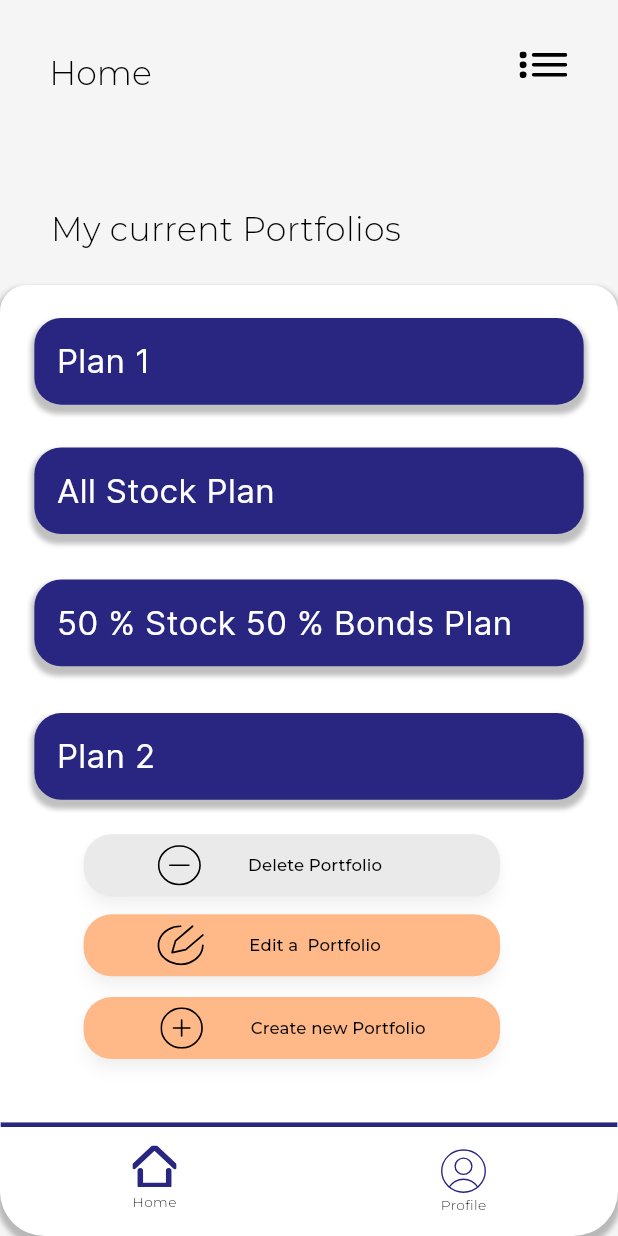
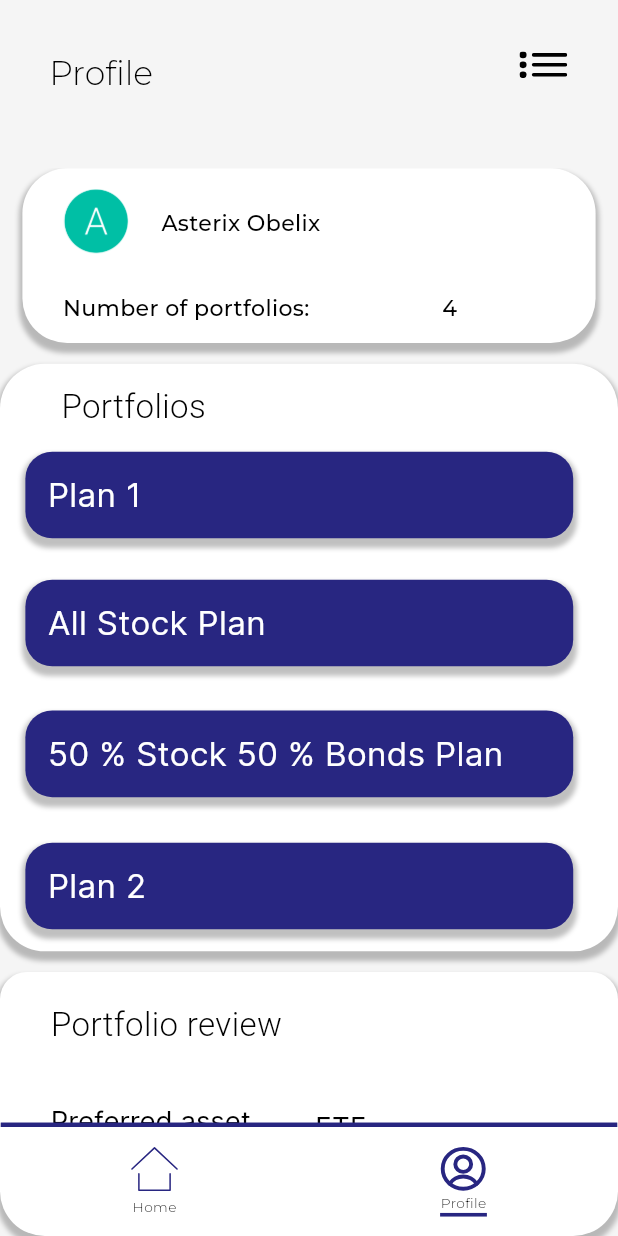
Before and after one commit to QuimBalletbo/TGF-Growfolio, a Flutter app: the PGinaDIniciAlumneOneContainerScreen screen opened by its route, item 2 of the bottom bar chosen, on a phone screen of 412 x 824 dp. Run offline on Flutter 3.47's test engine with Material 3 defaults, Android fonts, the phone set to English and light mode, and no system bars; our stand-ins replace cached_network_image, flutter_svg; project files that could hold a hidden picture were left out.

Commit message:
home view i profile fet

```diff
--- a/lib/core/utils/image_constant.dart
+++ b/lib/core/utils/image_constant.dart
@@ -48,7 +48,9 @@ class ImageConstant {
 
   static String imgInterfaceFile = '$imagePath/img_interface_file.svg';
 
-  // Pàgina d'inici - alumne images Group 870
+  // Pàgina d'inici
+  static String imgHomeSmall = '$imagePath/img_home_icon_small.svg';
+
   static String logIn = '$imagePath/Group 871.svg';
 
   static String createanAccount = '$imagePath/Group 870.svg';
@@ -81,6 +83,8 @@ class ImageConstant {
   static String imgSettings = '$imagePath/img_settings.svg';
 
   // profile One images
+  static String imgProfBig = '$imagePath/img_profile_Icon_Big.svg';
+
   static String imgImage19 = '$imagePath/img_image_19.png';
 
   static String imgNavHome = '$imagePath/img_nav_home.svg';
--- a/lib/routes/app_routes.dart
+++ b/lib/routes/app_routes.dart
@@ -25,8 +25,9 @@ class AppRoutes {
 
   static const String configuraciOneScreen = '/configuraci_one_screen';
 
-  static const String pGinaDIniciAlumneOnePage =
-      '/p_gina_d_inici_alumne_one_page';
+  static const String pGinaDIniciAlumneOnePage = '/home_view_part';
+
+  static const String profile = '/profile_view_part';
 
   static const String pGinaDIniciAlumneTwoScreen =
       '/p_gina_d_inici_alumne_two_screen';
--- a/lib/views/components/log_out_dialog.dart
+++ b/lib/views/components/log_out_dialog.dart
@@ -47,10 +47,7 @@ class LogOutDialog extends StatelessWidget {
   /// The sheet is displayed on top of the current view with scrolling enabled if
   /// content exceeds viewport height.
   onTapCancel(BuildContext context) {
-    showModalBottomSheet(
-        context: context,
-        builder: (_) => PGinaDIniciAlumneBottomsheet(),
-        isScrollControlled: true);
+    Navigator.pushNamed(context, AppRoutes.pGinaDIniciAlumneOneContainerScreen);
   }
 
   /// Navigates to the iniciarSessiRegistrarSeScreen when the action is triggered.
--- a/lib/views/home_view.dart
+++ b/lib/views/home_view.dart
@@ -2,6 +2,7 @@ import 'package:flutter/material.dart';
 import 'package:flutter_application_1/core/app_export.dart';
 import 'package:flutter_application_1/views/home_view_component/home_view_part.dart';
 import 'package:flutter_application_1/widgets/custom_bottom_bar.dart';
+import 'package:flutter_application_1/views/profile_view_component/profile_view_part.dart';
 
 // ignore_for_file: must_be_immutable
 class PGinaDIniciAlumneOneContainerScreen extends StatelessWidget {
@@ -34,9 +35,9 @@ class PGinaDIniciAlumneOneContainerScreen extends StatelessWidget {
   ///Handling route based on bottom click actions
   String getCurrentRoute(BottomBarEnum type) {
     switch (type) {
+      case BottomBarEnum.Profile:
+        return AppRoutes.profile;
       case BottomBarEnum.Home:
-        return "/";
-      case BottomBarEnum.Profile:
         return AppRoutes.pGinaDIniciAlumneOnePage;
       default:
         return "/";
@@ -48,6 +49,8 @@ class PGinaDIniciAlumneOneContainerScreen extends StatelessWidget {
     switch (currentRoute) {
       case AppRoutes.pGinaDIniciAlumneOnePage:
         return PGinaDIniciAlumneOnePage();
+      case AppRoutes.profile:
+        return ProfileOneScreen();
       default:
         return const DefaultWidget();
     }
--- a/lib/views/home_view_component/home_view_part.dart
+++ b/lib/views/home_view_component/home_view_part.dart
@@ -7,6 +7,7 @@ import 'package:flutter_application_1/widgets/custom_elevated_button.dart';
 import 'package:flutter_application_1/widgets/custom_text_form_field.dart';
 import 'package:flutter_application_1/views/home_view_component/home_view_bottom_part.dart';
 import 'package:flutter_application_1/views/components/homeScreen_dialog.dart';
+import 'package:flutter_application_1/widgets/custom_StockCard.dart';
 
 // ignore_for_file: must_be_immutable
 class PGinaDIniciAlumneOnePage extends StatelessWidget {
@@ -46,13 +47,13 @@ class PGinaDIniciAlumneOnePage extends StatelessWidget {
                               crossAxisAlignment: CrossAxisAlignment.stretch,
                               mainAxisAlignment: MainAxisAlignment.end,
                               children: [
-                                _buildPerfil(context),
+                                customStockCard("Plan 1"),
                                 SizedBox(height: 31.v),
-                                _buildAllStockPlan(context),
+                                customStockCard("All Stock Plan"),
                                 SizedBox(height: 33.v),
-                                _buildStockFifty(context),
+                                customStockCard("50 % Stock 50 % Bonds Plan"),
                                 SizedBox(height: 34.v),
-                                _buildPlanTwo(context),
+                                customStockCard("Plan 2"),
                                 SizedBox(height: 25.v),
                                 _buildDeletePortfolio(context),
                                 SizedBox(height: 13.v),
@@ -65,73 +66,24 @@ class PGinaDIniciAlumneOnePage extends StatelessWidget {
   }
 
   /// Section Widget
-  PreferredSizeWidget _buildAppBar(context) {
+  PreferredSizeWidget _buildAppBar(BuildContext context) {
     return CustomAppBar(
       height: 106.v,
       leadingWidth: double.maxFinite,
-        title:
-            AppbarSubtitle(text: "Home", margin: EdgeInsets.only(left: 33.h)),
+      title: AppbarSubtitle(text: "Home", margin: EdgeInsets.only(left: 33.h)),
       actions: [
         AppbarTrailingImage(
           imagePath: ImageConstant.imgMegaphone,
           margin: EdgeInsets.fromLTRB(34.h, 14.v, 34.h, 26.v),
           onTap: () {
-                onTapMegaphone(context);
-              })
-        ]);
+            onTapMegaphone(context); // Pass the context directly
+          },
+        ),
+      ],
+    );
   }
 
-  /// Section Widget
-  Widget _buildPerfil(BuildContext context) {
-    return Container(
-        width: 367.h,
-        margin: EdgeInsets.symmetric(horizontal: 2.h),
-        padding: EdgeInsets.symmetric(horizontal: 15.h, vertical: 14.v),
-        decoration: AppDecoration.outlinePrimary3
-            .copyWith(borderRadius: BorderRadiusStyle.roundedBorder18),
-        child: Text("Plan 1",
-            style: CustomTextStyles.headlineSmallInterWhiteA700));
-  }
-
-  /// Section Widget
-  Widget _buildAllStockPlan(BuildContext context) {
-    return Container(
-        width: 367.h,
-        margin: EdgeInsets.symmetric(horizontal: 2.h),
-        padding: EdgeInsets.symmetric(horizontal: 15.h, vertical: 14.v),
-        decoration: AppDecoration.outlinePrimary3
-            .copyWith(borderRadius: BorderRadiusStyle.roundedBorder18),
-        child: Text("All Stock Plan",
-            style: CustomTextStyles.headlineSmallInterWhiteA700));
-  }
-
-  /// Section Widget
-  Widget _buildStockFifty(BuildContext context) {
-    return Container(
-        width: 367.h,
-        margin: EdgeInsets.symmetric(horizontal: 2.h),
-        padding: EdgeInsets.symmetric(horizontal: 15.h, vertical: 14.v),
-        decoration: AppDecoration.outlinePrimary3
-            .copyWith(borderRadius: BorderRadiusStyle.roundedBorder18),
-        child: Text("50 % Stock 50 % Bonds Plan",
-            style: CustomTextStyles.headlineSmallInterWhiteA700));
-  }
-
-  /// Section Widget
-  Widget _buildPlanTwo(BuildContext context) {
-    return Container(
-        width: 367.h,
-        margin: EdgeInsets.symmetric(horizontal: 2.h),
-        padding: EdgeInsets.symmetric(horizontal: 15.h, vertical: 14.v),
-        decoration: AppDecoration.outlinePrimary3
-            .copyWith(borderRadius: BorderRadiusStyle.roundedBorder18),
-        child: Text("Plan 2",
-            style: CustomTextStyles.headlineSmallInterWhiteA700));
-  }
-
-  /// Section Widget ImageConstant.imgInterfaceremovecircledeleteaddcirclesubtractbuttonbuttonsremove
-  /// buttonStyle: CustomButtonStyles.outlinePrimaryTL19,
-  /// Delete Portfolio
+  // Delete Portfolio
 
   Widget _buildDeletePortfolio(BuildContext context) {
     return CustomElevatedButton(
--- /dev/null
+++ b/lib/views/profile_view_component/profile_view_part.dart
@@ -0,0 +1,339 @@
+import 'package:flutter/material.dart';
+import 'package:flutter_application_1/core/app_export.dart';
+import 'package:flutter_application_1/widgets/app_bar/appbar_trailing_image.dart';
+import 'package:flutter_application_1/widgets/app_bar/custom_app_bar.dart';
+import 'package:flutter_application_1/widgets/custom_StockCard.dart';
+import 'package:flutter_application_1/widgets/app_bar/appbar_subtitle.dart';
+import 'package:flutter_application_1/views/home_view_component/home_view_bottom_part.dart';
+
+class ProfileOneScreen extends StatelessWidget {
+  ProfileOneScreen({Key? key})
+      : super(
+          key: key,
+        );
+
+  TextEditingController returnvalueController = TextEditingController();
+
+  TextEditingController namevalueController = TextEditingController();
+
+  GlobalKey<NavigatorState> navigatorKey = GlobalKey();
+
+  @override
+  Widget build(BuildContext context) {
+    return SafeArea(
+      child: Scaffold(
+        backgroundColor: appTheme.gray100,
+        resizeToAvoidBottomInset: false,
+        appBar: _buildAppBar(context),
+        body: Container(
+          width: double.maxFinite,
+          padding: EdgeInsets.symmetric(vertical: 0.v),
+          child: Column(
+            mainAxisAlignment: MainAxisAlignment.end,
+            crossAxisAlignment: CrossAxisAlignment.stretch,
+            children: [
+              SizedBox(height: 16.v),
+              Expanded(
+                child: SingleChildScrollView(
+                  child: SizedBox(
+                    width: double.maxFinite,
+                    child: Column(
+                      mainAxisSize: MainAxisSize.min,
+                      crossAxisAlignment: CrossAxisAlignment
+                          .start, // Align children to the start (top) of the column
+                      mainAxisAlignment: MainAxisAlignment.center,
+                      children: [
+                        _buildPerfilColumn(context),
+                        SizedBox(height: 15.v),
+                        _buildReturnvalueColumn(context),
+                        SizedBox(height: 15.v),
+                        _buildPortfolioReviewColumn(context),
+                      ],
+                    ),
+                  ),
+                ),
+              ),
+            ],
+          ),
+        ),
+      ),
+    );
+  }
+
+  /// Section Widget
+  PreferredSizeWidget _buildAppBar(BuildContext context) {
+    return CustomAppBar(
+      height: 106.v,
+      leadingWidth: double.maxFinite,
+      title:
+          AppbarSubtitle(text: "Profile", margin: EdgeInsets.only(left: 33.h)),
+      actions: [
+        AppbarTrailingImage(
+          imagePath: ImageConstant.imgMegaphone,
+          margin: EdgeInsets.fromLTRB(34.h, 14.v, 34.h, 26.v),
+          onTap: () {
+            onTapMegaphone(context); // Pass the context directly
+          },
+        ),
+      ],
+    );
+  }
+
+  /// Section Widget
+  Widget _buildPerfilColumn(BuildContext context) {
+    return Container(
+      margin: EdgeInsets.symmetric(horizontal: 15.h),
+      decoration: AppDecoration.fillGray100,
+      child: Container(
+        width: 384.h,
+        padding: EdgeInsets.symmetric(
+          horizontal: 27.h,
+          vertical: 14.v,
+        ),
+        decoration: AppDecoration.outlinePrimary.copyWith(
+          borderRadius: BorderRadiusStyle.roundedBorder30,
+        ),
+        child: Column(
+          mainAxisSize: MainAxisSize.min,
+          crossAxisAlignment: CrossAxisAlignment
+              .start, // Align children to the start (top) of the column
+          mainAxisAlignment: MainAxisAlignment.center,
+          children: [
+            Row(
+              children: [
+                CustomImageView(
+                  imagePath: ImageConstant.imgImage19,
+                  height: 47.v,
+                  width: 45.h,
+                ),
+                Padding(
+                  padding: EdgeInsets.only(
+                    left: 21.h,
+                    top: 14.v,
+                    bottom: 12.v,
+                  ),
+                  child: Text(
+                    "Asterix Obelix",
+                    style: theme.textTheme.bodyLarge,
+                  ),
+                ),
+              ],
+            ),
+            SizedBox(height: 27.v),
+            Text(
+              "Number of portfolios:                     4",
+              style: theme.textTheme.bodyLarge,
+            ),
+          ],
+        ),
+      ),
+    );
+  }
+
+  /// Section Widget
+  Widget _buildPortfolioReviewColumn(BuildContext context) {
+    return Container(
+      padding: EdgeInsets.symmetric(
+        horizontal: 34.h,
+        vertical: 21.v,
+      ),
+      decoration: AppDecoration.outlinePrimary
+          .copyWith(borderRadius: BorderRadiusStyle.customBorderTL18),
+      child: Column(
+        mainAxisSize: MainAxisSize.min,
+        crossAxisAlignment: CrossAxisAlignment.start,
+        children: [
+          Text(
+            "Portfolio review",
+            style: CustomTextStyles.headlineSmallLight,
+          ),
+          SizedBox(height: 40.v),
+          Row(
+            crossAxisAlignment: CrossAxisAlignment.start,
+            children: [
+              SizedBox(
+                width: 145.h,
+                child: RichText(
+                  text: TextSpan(
+                    children: [
+                      TextSpan(
+                        text: "Preferred asset class:",
+                        style: CustomTextStyles.titleLargeff000000,
+                      ),
+                    ],
+                  ),
+                  textAlign: TextAlign.left,
+                ),
+              ),
+              Padding(
+                padding: EdgeInsets.only(
+                  left: 32.h,
+                  top: 2.v,
+                  bottom: 22.v,
+                ),
+                child: Text(
+                  "ETF",
+                  style: theme.textTheme.titleLarge,
+                ),
+              ),
+            ],
+          ),
+          SizedBox(height: 4.v),
+          Padding(
+            padding: EdgeInsets.only(right: 39.h),
+            child: _buildRiskiestPortfolioRow(
+              context,
+              riskiestPortfolioText: "Best performing portfolio:",
+              allStockPlanText: "All Stock Plan",
+            ),
+          ),
+          SizedBox(height: 15.v),
+          Padding(
+            padding: EdgeInsets.only(right: 39.h),
+            child: _buildRiskiestPortfolioRow(
+              context,
+              riskiestPortfolioText: "Riskiest  portfolio:",
+              allStockPlanText: "All Stock Plan",
+            ),
+          ),
+          SizedBox(height: 19.v),
+          Padding(
+            padding: EdgeInsets.only(right: 49.h),
+            child: Row(
+              children: [
+                SizedBox(
+                  width: 113.h,
+                  child: RichText(
+                    text: TextSpan(
+                      children: [
+                        TextSpan(
+                          text: "Overall best portfolio:",
+                          style: CustomTextStyles.titleLargeff000000,
+                        ),
+                      ],
+                    ),
+                    textAlign: TextAlign.left,
+                  ),
+                ),
+                Container(
+                  width: 118.h,
+                  margin: EdgeInsets.only(
+                    left: 64.h,
+                    top: 3.v,
+                  ),
+                  child: RichText(
+                    text: TextSpan(
+                      children: [
+                        TextSpan(
+                          text: "50 % Stock 50 % Bonds Plan",
+                          style: CustomTextStyles.titleLargeff000000,
+                        ),
+                      ],
+                    ),
+                    textAlign: TextAlign.left,
+                  ),
+                ),
+              ],
+            ),
+          ),
+          SizedBox(height: 23.v),
+        ],
+      ),
+    );
+  }
+
+  /// Section Widget
+  Widget _buildReturnvalueColumn(BuildContext context) {
+    return Container(
+      padding: EdgeInsets.symmetric(
+        horizontal: 15.h,
+        vertical: 14.v,
+      ),
+      decoration: AppDecoration.outlinePrimary.copyWith(
+        borderRadius: BorderRadiusStyle.roundedBorder30,
+      ),
+      child: Column(
+        mainAxisSize: MainAxisSize.min,
+        crossAxisAlignment: CrossAxisAlignment
+            .start, // Align children to the start (top) of the column
+        mainAxisAlignment: MainAxisAlignment.center,
+        children: [
+          Padding(
+            padding: EdgeInsets.only(
+              left: 26.h,
+              right: 37.h,
+            ),
+            child: Row(
+              mainAxisAlignment: MainAxisAlignment.spaceBetween,
+              children: [
+                Padding(
+                  padding: EdgeInsets.only(bottom: 3.v),
+                  child: Text(
+                    "Portfolios ",
+                    style: CustomTextStyles.headlineSmallLight,
+                  ),
+                ),
+              ],
+            ),
+          ),
+          SizedBox(height: 12.v),
+          customStockCard("Plan 1"),
+          SizedBox(height: 30.v),
+          customStockCard("All Stock Plan"),
+          SizedBox(height: 32.v),
+          customStockCard("50 % Stock 50 % Bonds Plan"),
+          SizedBox(height: 33.v),
+          customStockCard("Plan 2"),
+          SizedBox(height: 2.v),
+        ],
+      ),
+    );
+  }
+
+  /// Common widget
+  Widget _buildRiskiestPortfolioRow(
+    BuildContext context, {
+    required String riskiestPortfolioText,
+    required String allStockPlanText,
+  }) {
+    return Row(
+      crossAxisAlignment: CrossAxisAlignment.start,
+      children: [
+        SizedBox(
+          width: 84.h,
+          child: RichText(
+            text: TextSpan(
+              children: [
+                TextSpan(
+                  text: "Riskiest  portfolio:",
+                  style: CustomTextStyles.titleLargeff000000,
+                ),
+              ],
+            ),
+            textAlign: TextAlign.left,
+          ),
+        ),
+        Padding(
+          padding: EdgeInsets.only(
+            left: 93.h,
+            top: 4.v,
+            bottom: 23.v,
+          ),
+          child: Text(
+            allStockPlanText,
+            style: theme.textTheme.titleLarge!.copyWith(
+              color: theme.colorScheme.primary.withOpacity(1),
+            ),
+          ),
+        ),
+      ],
+    );
+  }
+
+  onTapMegaphone(BuildContext context) {
+    showModalBottomSheet(
+        context: context,
+        builder: (_) => PGinaDIniciAlumneBottomsheet(),
+        isScrollControlled: true);
+  }
+}
--- /dev/null
+++ b/lib/widgets/app_bar/appbar_title.dart
@@ -0,0 +1,39 @@
+import 'package:flutter/material.dart';
+import 'package:flutter_application_1/core/app_export.dart';
+
+// ignore: must_be_immutable
+class AppbarTitle extends StatelessWidget {
+  AppbarTitle({
+    Key? key,
+    required this.text,
+    this.margin,
+    this.onTap,
+  }) : super(
+          key: key,
+        );
+
+  String text;
+
+  EdgeInsetsGeometry? margin;
+
+  Function? onTap;
+
+  @override
+  Widget build(BuildContext context) {
+    return GestureDetector(
+      onTap: () {
+        onTap!.call();
+      },
+      child: Padding(
+        padding: margin ?? EdgeInsets.zero,
+        child: Text(
+          text,
+          textAlign: TextAlign.center,
+          style: CustomTextStyles.headlineLargeLight.copyWith(
+            color: theme.colorScheme.primary.withOpacity(1),
+          ),
+        ),
+      ),
+    );
+  }
+}
--- /dev/null
+++ b/lib/widgets/custom_StockCard.dart
@@ -0,0 +1,16 @@
+import 'package:flutter/material.dart';
+import 'package:flutter_application_1/core/app_export.dart';
+
+Widget customStockCard(String text) {
+  return Container(
+    width: 367.h,
+    margin: EdgeInsets.symmetric(horizontal: 2.h),
+    padding: EdgeInsets.symmetric(horizontal: 15.h, vertical: 14.v),
+    decoration: AppDecoration.outlinePrimary3
+        .copyWith(borderRadius: BorderRadiusStyle.roundedBorder18),
+    child: Text(
+      text,
+      style: CustomTextStyles.headlineSmallInterWhiteA700,
+    ),
+  );
+}
--- a/lib/widgets/custom_bottom_bar.dart
+++ b/lib/widgets/custom_bottom_bar.dart
@@ -15,14 +15,14 @@ class CustomBottomBarState extends State<CustomBottomBar> {
 
   List<BottomMenuModel> bottomMenuList = [
     BottomMenuModel(
-      icon: ImageConstant.imgNavHomeOnprimary,
+      icon: ImageConstant.imgHomeSmall,
       activeIcon: ImageConstant.imgNavHomeOnprimary,
       title: "Home",
       type: BottomBarEnum.Home,
     ),
     BottomMenuModel(
       icon: ImageConstant.imgNavProfile,
-      activeIcon: ImageConstant.imgNavProfile,
+      activeIcon: ImageConstant.imgProfBig,
       title: "Profile",
       type: BottomBarEnum.Profile,
     )
@@ -70,10 +70,11 @@ class CustomBottomBarState extends State<CustomBottomBar> {
                   mainAxisSize: MainAxisSize.min,
                   crossAxisAlignment: CrossAxisAlignment.center,
                   children: [
+                    // imagePath: bottomMenuList[index].icon,
                     CustomImageView(
                       imagePath: bottomMenuList[index].icon,
-                      height: 30.v,
-                      width: 32.h,
+                      height: 33.v,
+                      width: 34.h,
                       color: theme.colorScheme.onPrimary,
                     ),
                     Padding(
@@ -84,12 +85,6 @@ class CustomBottomBarState extends State<CustomBottomBar> {
                           color: theme.colorScheme.primary.withOpacity(1),
                         ),
                       ),
-                    ),
-                    CustomImageView(
-                      imagePath: ImageConstant.imgLine22,
-                      height: 3.v,
-                      width: 34.h,
-                      margin: EdgeInsets.only(top: 1.v),
                     ),
                   ],
                 ),
@@ -111,6 +106,12 @@ class CustomBottomBarState extends State<CustomBottomBar> {
                           color: theme.colorScheme.primary.withOpacity(1),
                         ),
                       ),
+                    ),
+                    CustomImageView(
+                      imagePath: ImageConstant.imgLine22,
+                      height: 3.v,
+                      width: 32.h,
+                      color: theme.colorScheme.onPrimary,
                     ),
                   ],
                 ),
```
Also changed, not shown: assets/images/img_home_icon_small.svg (added), assets/images/img_profile_Icon_Big.svg (added). Lines whose indentation alone changed are shown as unchanged.
